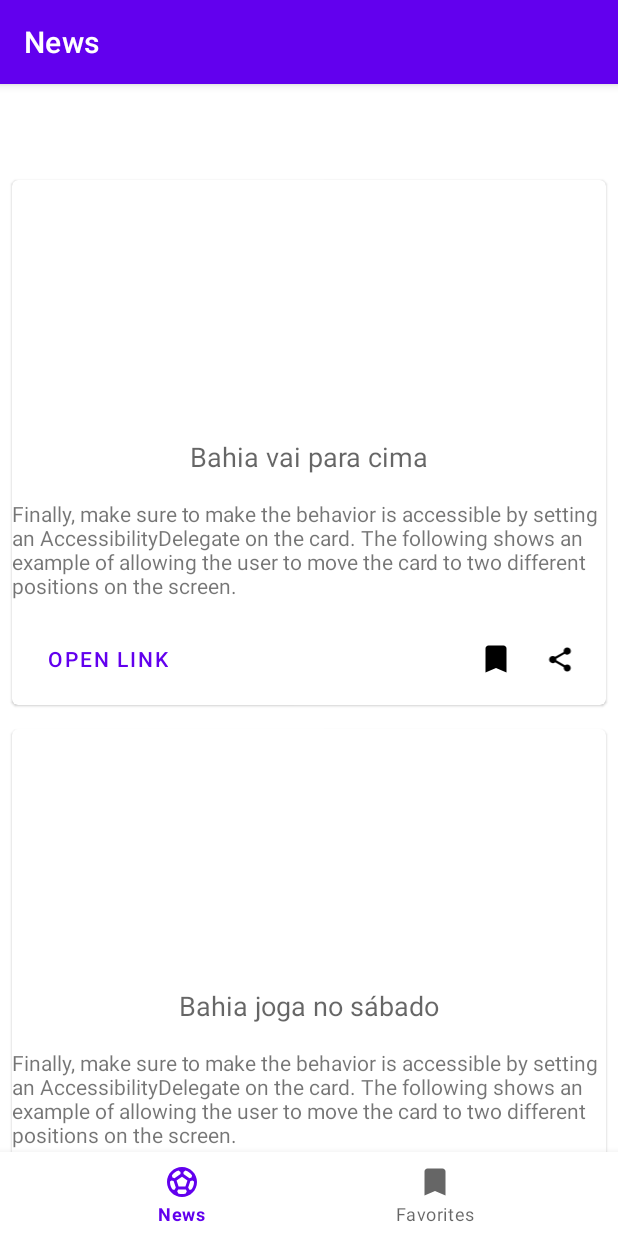
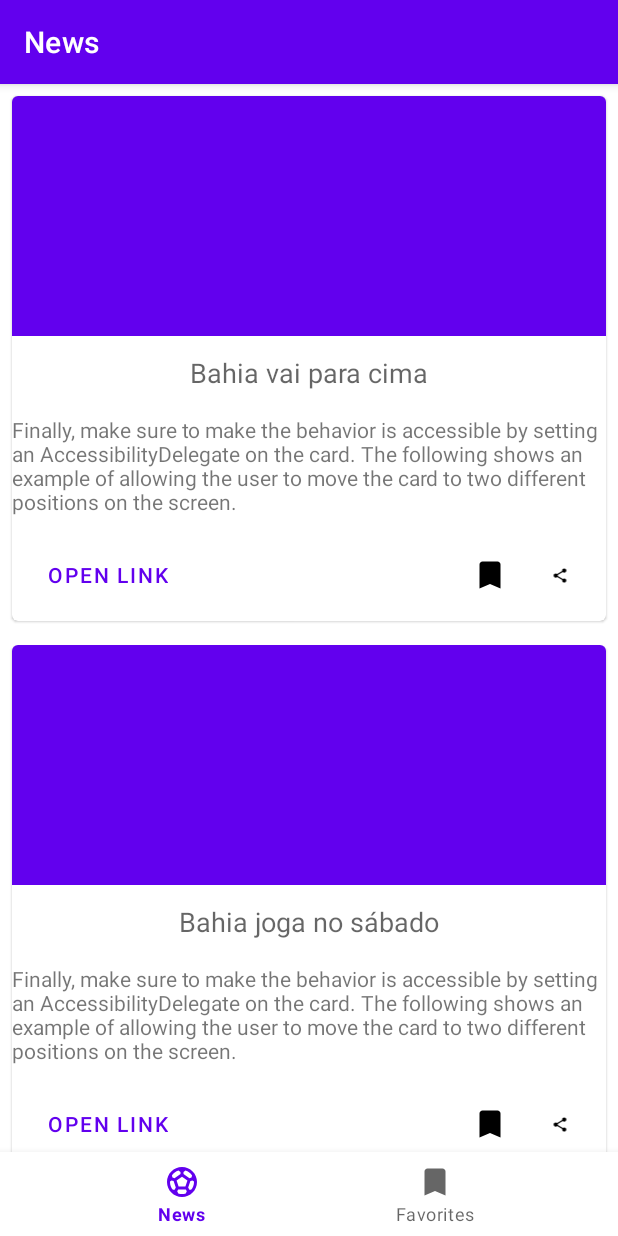
Before and after one commit to jonhnery/app_nativo_noticias_jetpack_java, an Android app: the screen it shows after launch (MainActivity), on a phone screen of 412 x 824 dp. Run offline under Robolectric (Android 15) with nearby library versions, the phone set to English and light mode, and no system bars; our stand-ins replace navigation-ui.

Commit message:
Desafio 1

```diff
--- a/app/src/main/res/layout/activity_main.xml
+++ b/app/src/main/res/layout/activity_main.xml
@@ -3,8 +3,7 @@
     xmlns:app="http://schemas.android.com/apk/res-auto"
     android:id="@+id/container"
     android:layout_width="match_parent"
-    android:layout_height="match_parent"
-    android:paddingTop="?attr/actionBarSize">
+    android:layout_height="match_parent">
 
     <com.google.android.material.bottomnavigation.BottomNavigationView
         android:id="@+id/nav_view"
@@ -22,7 +21,7 @@
         android:id="@+id/nav_host_fragment_activity_main"
         android:name="androidx.navigation.fragment.NavHostFragment"
         android:layout_width="match_parent"
-        android:layout_height="match_parent"
+        android:layout_height="0dp"
         app:defaultNavHost="true"
         app:layout_constraintBottom_toTopOf="@id/nav_view"
         app:layout_constraintLeft_toLeftOf="parent"
--- a/app/src/main/res/layout/meus_items.xml
+++ b/app/src/main/res/layout/meus_items.xml
@@ -14,11 +14,12 @@
             android:id="@+id/ivThummail"
             android:layout_width="0dp"
             android:layout_height="@dimen/default_image_new"
+            android:contentDescription="@string/cd_news_image"
+            android:src="@color/purple_500"
             app:layout_constraintEnd_toEndOf="parent"
             app:layout_constraintStart_toStartOf="parent"
             app:layout_constraintTop_toTopOf="parent"
-            tools:srcCompat="@tools:sample/avatars"
-            android:contentDescription="@string/cd_news_image" />
+            tools:srcCompat="@tools:sample/avatars" />
 
         <com.google.android.material.textview.MaterialTextView
             android:id="@+id/tvtitle"
@@ -63,22 +64,30 @@
             android:layout_width="wrap_content"
             android:layout_height="wrap_content"
             android:layout_marginEnd="@dimen/default_margin"
+            android:contentDescription="@string/cd_favorite_icon"
+            android:background="?android:selectableItemBackgroundBorderless"
+            android:clickable="true"
+            android:focusable="true"
+            android:padding="4dp"
             app:layout_constraintBottom_toBottomOf="@+id/btopenlink"
             app:layout_constraintEnd_toStartOf="@+id/ivshare"
             app:layout_constraintTop_toTopOf="@+id/btopenlink"
-            app:srcCompat="@drawable/ic_fav"
-            android:contentDescription="@string/cd_favorite_icon" />
+            app:srcCompat="@drawable/ic_fav" />
 
         <ImageView
             android:id="@+id/ivshare"
             android:layout_width="29dp"
             android:layout_height="19dp"
             android:layout_marginEnd="@dimen/default_margin"
+            android:contentDescription="@string/cd_share_image"
+            android:background="?android:selectableItemBackgroundBorderless"
+            android:clickable="true"
+            android:focusable="true"
+            android:padding="4dp"
             app:layout_constraintBottom_toBottomOf="@+id/btopenlink"
             app:layout_constraintEnd_toEndOf="parent"
             app:layout_constraintTop_toTopOf="@+id/btopenlink"
-            app:srcCompat="@drawable/ic_share"
-            android:contentDescription="@string/cd_share_image" />
+            app:srcCompat="@drawable/ic_share" />
 
     </androidx.constraintlayout.widget.ConstraintLayout>
 </com.google.android.material.card.MaterialCardView>
```
